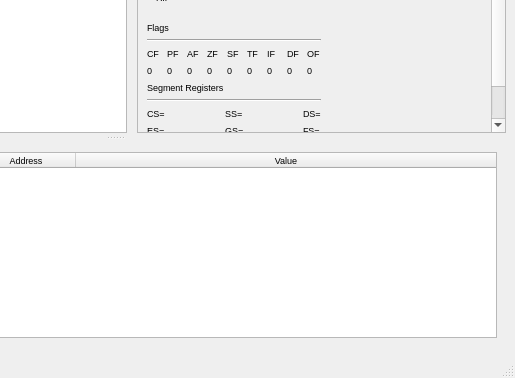
Above: GUI/memoryviewerwindow.ui from korcankaraokcu/PINCE before the change; both pictures show x 285 to 800 and y 222 to 600 of the 800 by 600 pixel window. Below: the same form after it.
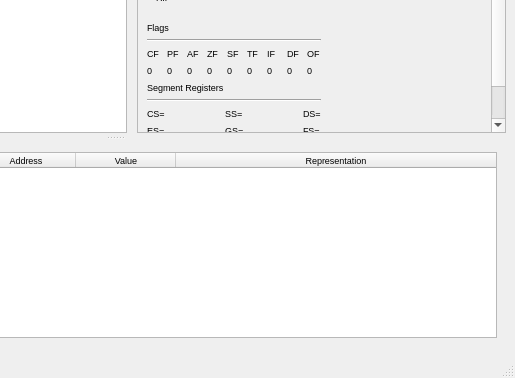
That is the form after the change. The open tabs and pages were chosen to show the change. Custom widgets are drawn as their Qt base class.

Commit message: Separated Value column to Value and Representation columns for readability

What changed in the file:
```diff
--- a/GUI/memoryviewerwindow.ui
+++ b/GUI/memoryviewerwindow.ui
@@ -1125,6 +1125,11 @@
                    <string>Value</string>
                   </property>
                  </column>
+                 <column>
+                  <property name="text">
+                   <string>Representation</string>
+                  </property>
+                 </column>
                 </widget>
                </item>
               </layout>
```
Left out of the diff: 2 changed lines with no effect on the pictures. The commit also changes 4 other files.
